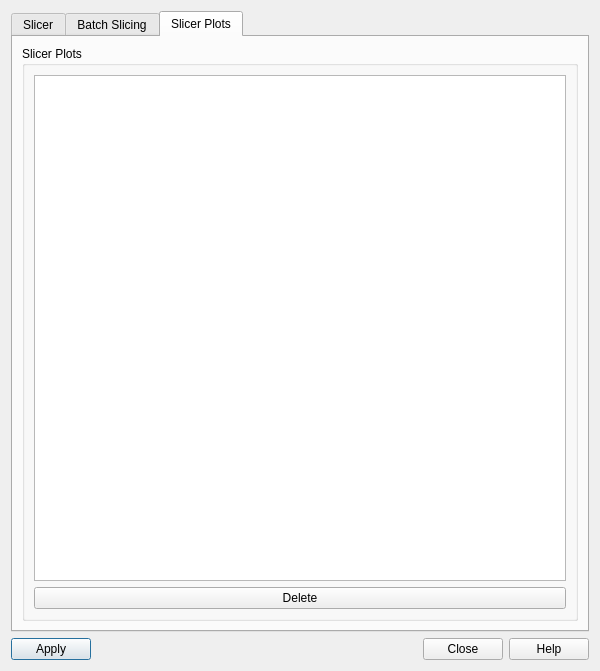
SasView/sasview, file src/sas/qtgui/Plotting/UI/SlicerParametersUI.ui: the form before one commit.
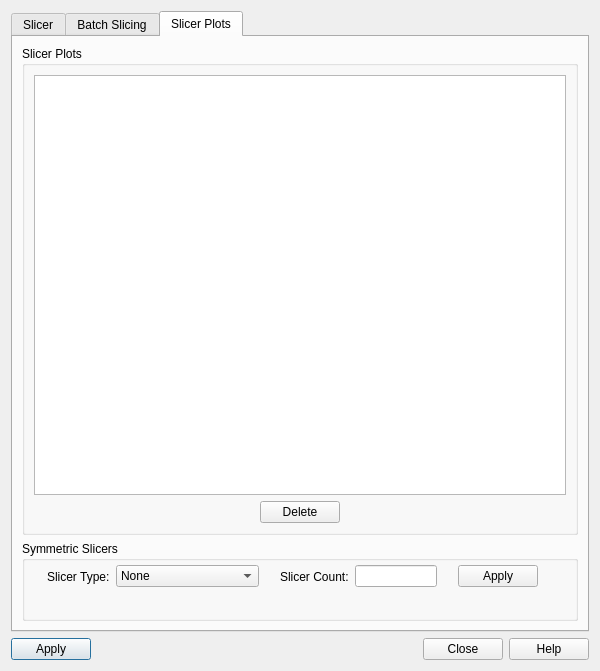
The form after the commit. The open tabs and pages were chosen to show the change. Icons and pictures are not drawn.

Commit message: Adds UI and multislicer plotting

```diff
--- a/src/sas/qtgui/Plotting/UI/SlicerParametersUI.ui
+++ b/src/sas/qtgui/Plotting/UI/SlicerParametersUI.ui
@@ -495,7 +495,7 @@
        <string>Slicer Plots</string>
       </attribute>
       <layout class="QGridLayout" name="gridLayout_7">
-       <item row="0" column="0">
+       <item row="0" column="0" rowspan="2">
         <widget class="QGroupBox" name="groupBox_4">
          <property name="sizePolicy">
           <sizepolicy hsizetype="Preferred" vsizetype="MinimumExpanding">
@@ -507,7 +507,7 @@
           <string>Slicer Plots</string>
          </property>
          <layout class="QGridLayout" name="gridLayout_8">
-          <item row="0" column="0">
+          <item row="0" column="1">
            <widget class="QListWidget" name="lstSlicerPlots">
             <property name="sizePolicy">
              <sizepolicy hsizetype="Expanding" vsizetype="MinimumExpanding">
@@ -517,16 +517,182 @@
             </property>
            </widget>
           </item>
-          <item row="1" column="0">
-           <widget class="QPushButton" name="cmdDelSlicerPlots">
-            <property name="text">
-             <string>Delete</string>
-            </property>
-           </widget>
+          <item row="2" column="1">
+           <layout class="QHBoxLayout" name="horizontalLayout_6">
+            <item>
+             <spacer name="horizontalSpacer_5">
+              <property name="orientation">
+               <enum>Qt::Horizontal</enum>
+              </property>
+              <property name="sizeHint" stdset="0">
+               <size>
+                <width>40</width>
+                <height>20</height>
+               </size>
+              </property>
+             </spacer>
+            </item>
+            <item>
+             <widget class="QPushButton" name="cmdDelSlicerPlots">
+              <property name="text">
+               <string>Delete</string>
+              </property>
+             </widget>
+            </item>
+            <item>
+             <spacer name="horizontalSpacer_6">
+              <property name="orientation">
+               <enum>Qt::Horizontal</enum>
+              </property>
+              <property name="sizeHint" stdset="0">
+               <size>
+                <width>40</width>
+                <height>20</height>
+               </size>
+              </property>
+             </spacer>
+            </item>
+           </layout>
           </item>
          </layout>
         </widget>
        </item>
+       <item row="2" column="0">
+        <widget class="QGroupBox" name="groupBox_5">
+         <property name="sizePolicy">
+          <sizepolicy hsizetype="Expanding" vsizetype="Fixed">
+           <horstretch>0</horstretch>
+           <verstretch>0</verstretch>
+          </sizepolicy>
+         </property>
+         <property name="minimumSize">
+          <size>
+           <width>544</width>
+           <height>80</height>
+          </size>
+         </property>
+         <property name="title">
+          <string>Symmetric Slicers</string>
+         </property>
+         <widget class="QWidget" name="horizontalLayoutWidget">
+          <property name="geometry">
+           <rect>
+            <x>10</x>
+            <y>20</y>
+            <width>521</width>
+            <height>31</height>
+           </rect>
+          </property>
+          <layout class="QHBoxLayout" name="horizontalLayout_7">
+           <item>
+            <spacer name="horizontalSpacer_8">
+             <property name="orientation">
+              <enum>Qt::Horizontal</enum>
+             </property>
+             <property name="sizeHint" stdset="0">
+              <size>
+               <width>40</width>
+               <height>20</height>
+              </size>
+             </property>
+            </spacer>
+           </item>
+           <item>
+            <widget class="QLabel" name="lblSlicerType">
+             <property name="text">
+              <string>Slicer Type:</string>
+             </property>
+            </widget>
+           </item>
+           <item>
+            <widget class="QComboBox" name="cbSlicerType">
+             <item>
+              <property name="text">
+               <string>None</string>
+              </property>
+             </item>
+             <item>
+              <property name="text">
+               <string>Sector Interactor</string>
+              </property>
+             </item>
+             <item>
+              <property name="text">
+               <string>Annulus Interactor</string>
+              </property>
+             </item>
+             <item>
+              <property name="text">
+               <string>Wedge Interactor Q</string>
+              </property>
+             </item>
+             <item>
+              <property name="text">
+               <string>Wedge Interactor Phi</string>
+              </property>
+             </item>
+            </widget>
+           </item>
+           <item>
+            <spacer name="horizontalSpacer_7">
+             <property name="orientation">
+              <enum>Qt::Horizontal</enum>
+             </property>
+             <property name="sizeHint" stdset="0">
+              <size>
+               <width>40</width>
+               <height>20</height>
+              </size>
+             </property>
+            </spacer>
+           </item>
+           <item>
+            <widget class="QLabel" name="lblSlicerCount">
+             <property name="text">
+              <string>Slicer Count:</string>
+             </property>
+            </widget>
+           </item>
+           <item>
+            <widget class="QLineEdit" name="txtSlicerCount"/>
+           </item>
+           <item>
+            <spacer name="horizontalSpacer_9">
+             <property name="orientation">
+              <enum>Qt::Horizontal</enum>
+             </property>
+             <property name="sizeHint" stdset="0">
+              <size>
+               <width>40</width>
+               <height>20</height>
+              </size>
+             </property>
+            </spacer>
+           </item>
+           <item>
+            <widget class="QPushButton" name="cmdApplySym">
+             <property name="text">
+              <string>Apply</string>
+             </property>
+            </widget>
+           </item>
+           <item>
+            <spacer name="horizontalSpacer_10">
+             <property name="orientation">
+              <enum>Qt::Horizontal</enum>
+             </property>
+             <property name="sizeHint" stdset="0">
+              <size>
+               <width>40</width>
+               <height>20</height>
+              </size>
+             </property>
+            </spacer>
+           </item>
+          </layout>
+         </widget>
+        </widget>
+       </item>
       </layout>
      </widget>
     </widget>
```
The commit also changes 1 other file.
